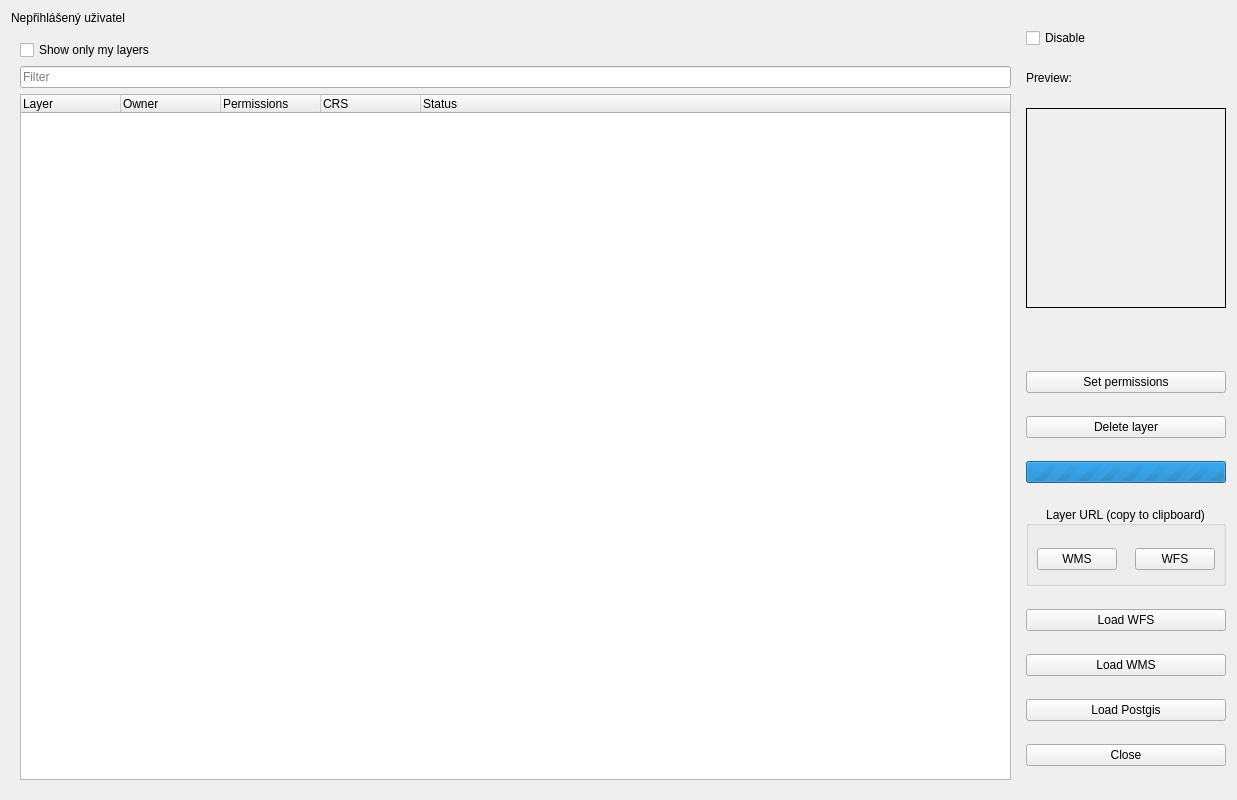
Old version of the form dlg_addLayer.ui in the repository LESPROJEKT/qgis-layman-plugin.
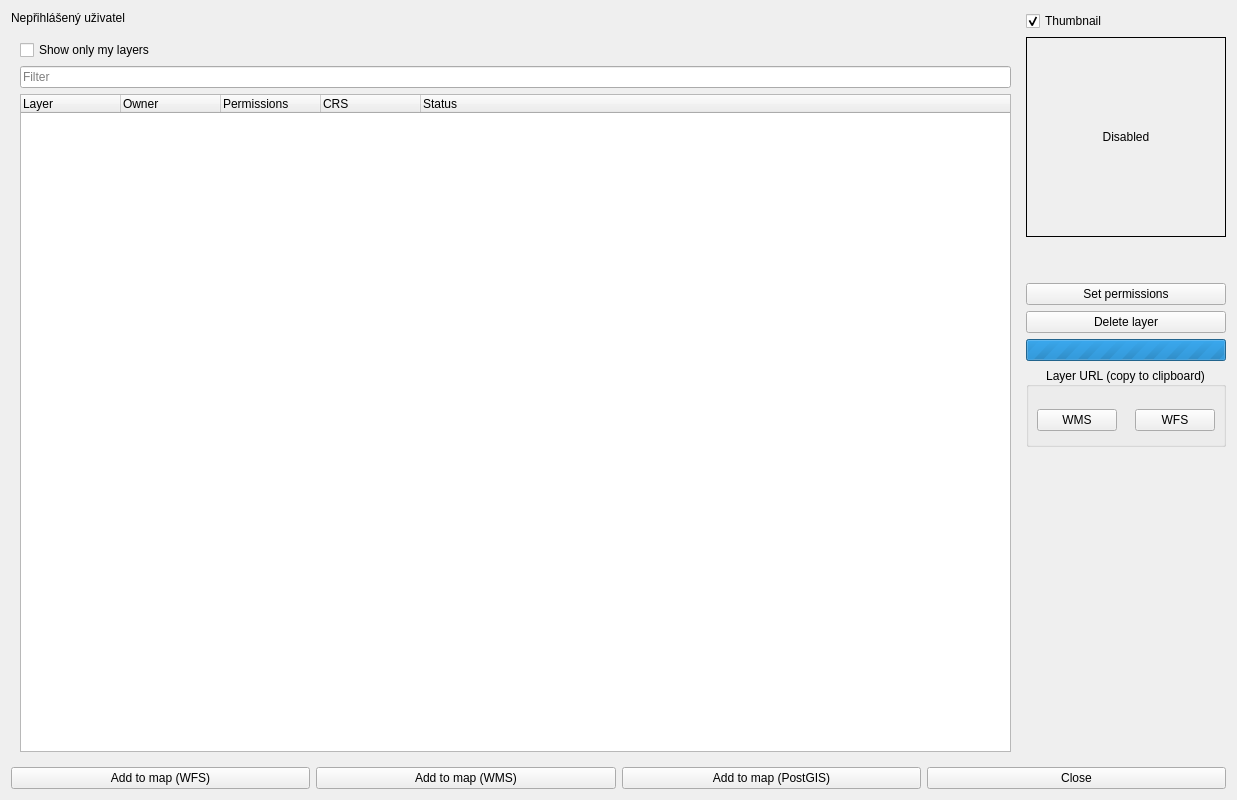
New version of the form. Icons and pictures are not drawn. Custom widgets are drawn as their Qt base class.

What changed in the file:
```diff
--- a/dlg_addLayer.ui
+++ b/dlg_addLayer.ui
@@ -34,9 +34,11 @@
   <property name="windowTitle">
    <string>Layman - Layers catalogue</string>
   </property>
-  <layout class="QHBoxLayout" name="horizontalLayout" stretch="9,1">
+  <layout class="QVBoxLayout" name="mainVerticalLayout">
    <item>
-    <layout class="QVBoxLayout" name="verticalLayout">
+    <layout class="QHBoxLayout" name="horizontalLayout" stretch="9,1">
+     <item>
+      <layout class="QVBoxLayout" name="verticalLayout">
      <item>
       <widget class="QLabel" name="label_noUser">
        <property name="text">
@@ -256,23 +258,10 @@
      <item>
       <widget class="QCheckBox" name="checkBox_thumbnail">
        <property name="text">
-        <string>Disable</string>
+        <string>Thumbnail</string>
        </property>
-      </widget>
-     </item>
-     <item>
-      <widget class="QLabel" name="label_2">
-       <property name="sizePolicy">
-        <sizepolicy hsizetype="Fixed" vsizetype="Fixed">
-         <horstretch>0</horstretch>
-         <verstretch>0</verstretch>
-        </sizepolicy>
-       </property>
-       <property name="text">
-        <string>Preview:</string>
-       </property>
-       <property name="buddy">
-        <cstring>checkBox_thumbnail</cstring>
+       <property name="checked">
+        <bool>true</bool>
        </property>
       </widget>
      </item>
@@ -296,15 +285,15 @@
          <height>200</height>
         </size>
        </property>
+       <property name="text">
+        <string>Disabled</string>
+       </property>
+       <property name="alignment">
+        <set>Qt::AlignCenter</set>
+       </property>
        <property name="frameShape">
         <enum>QFrame::Box</enum>
        </property>
-       <property name="text">
-        <string/>
-       </property>
-       <property name="alignment">
-        <set>Qt::AlignCenter</set>
-       </property>
       </widget>
      </item>
      <item>
@@ -436,9 +425,28 @@
       </widget>
      </item>
      <item>
+      <spacer name="verticalSpacer_right">
+       <property name="orientation">
+        <enum>Qt::Vertical</enum>
+       </property>
+       <property name="sizeHint" stdset="0">
+        <size>
+         <width>20</width>
+         <height>40</height>
+        </size>
+       </property>
+      </spacer>
+     </item>
+     </layout>
+    </item>
+   </layout>
+   </item>
+   <item>
+    <layout class="QHBoxLayout" name="horizontalLayout_bottom_buttons">
+     <item>
       <widget class="QPushButton" name="pushButton_wfs">
        <property name="text">
-        <string>Load WFS</string>
+        <string>Add to map (WFS)</string>
        </property>
        <property name="icon">
         <iconset>
@@ -449,7 +457,7 @@
      <item>
       <widget class="QPushButton" name="pushButton">
        <property name="text">
-        <string>Load WMS</string>
+        <string>Add to map (WMS)</string>
        </property>
        <property name="icon">
         <iconset>
@@ -460,7 +468,7 @@
      <item>
       <widget class="QPushButton" name="pushButton_postgis">
        <property name="text">
-        <string>Load Postgis</string>
+        <string>Add to map (PostGIS)</string>
        </property>
        <property name="icon">
         <iconset>
```
Left out of the diff: 6 changed lines with no effect on the pictures.
